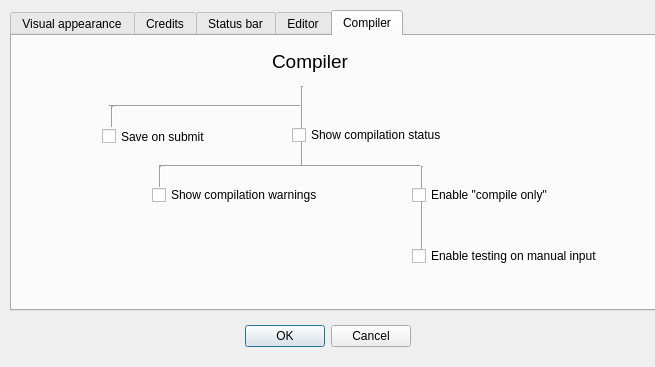
Old version of the form shopdialog.ui in the repository ppershing/ksp-editor.
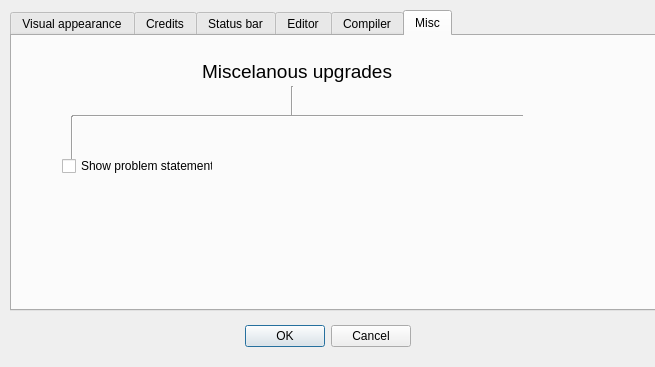
New version of the form.

Commit message: Updatnuty shopdialog - fixnuty zly placement statusbar upgradu a pridany misc tab

Patch:
```diff
--- a/shopdialog.ui
+++ b/shopdialog.ui
@@ -45,7 +45,7 @@
     </rect>
    </property>
    <property name="currentIndex">
-    <number>4</number>
+    <number>5</number>
    </property>
    <widget class="QWidget" name="tab">
     <attribute name="title">
@@ -952,6 +952,81 @@
     <zorder>line_20</zorder>
     <zorder>line_22</zorder>
    </widget>
+   <widget class="QWidget" name="tab_3">
+    <attribute name="title">
+     <string>Misc</string>
+    </attribute>
+    <widget class="QLabel" name="statusbar_2">
+     <property name="geometry">
+      <rect>
+       <x>190</x>
+       <y>20</y>
+       <width>191</width>
+       <height>31</height>
+      </rect>
+     </property>
+     <property name="font">
+      <font>
+       <pointsize>14</pointsize>
+      </font>
+     </property>
+     <property name="text">
+      <string>Miscelanous upgrades</string>
+     </property>
+    </widget>
+    <widget class="Line" name="line_23">
+     <property name="geometry">
+      <rect>
+       <x>270</x>
+       <y>50</y>
+       <width>20</width>
+       <height>31</height>
+      </rect>
+     </property>
+     <property name="orientation">
+      <enum>Qt::Vertical</enum>
+     </property>
+    </widget>
+    <widget class="Line" name="line_24">
+     <property name="geometry">
+      <rect>
+       <x>60</x>
+       <y>70</y>
+       <width>451</width>
+       <height>20</height>
+      </rect>
+     </property>
+     <property name="orientation">
+      <enum>Qt::Horizontal</enum>
+     </property>
+    </widget>
+    <widget class="Line" name="line_25">
+     <property name="geometry">
+      <rect>
+       <x>50</x>
+       <y>80</y>
+       <width>20</width>
+       <height>51</height>
+      </rect>
+     </property>
+     <property name="orientation">
+      <enum>Qt::Vertical</enum>
+     </property>
+    </widget>
+    <widget class="QCheckBox" name="checkBox">
+     <property name="geometry">
+      <rect>
+       <x>50</x>
+       <y>120</y>
+       <width>151</width>
+       <height>20</height>
+      </rect>
+     </property>
+     <property name="text">
+      <string>Show problem statement</string>
+     </property>
+    </widget>
+   </widget>
   </widget>
  </widget>
  <resources/>
```
Left out of the diff: 67 changed lines with no effect on the pictures.
